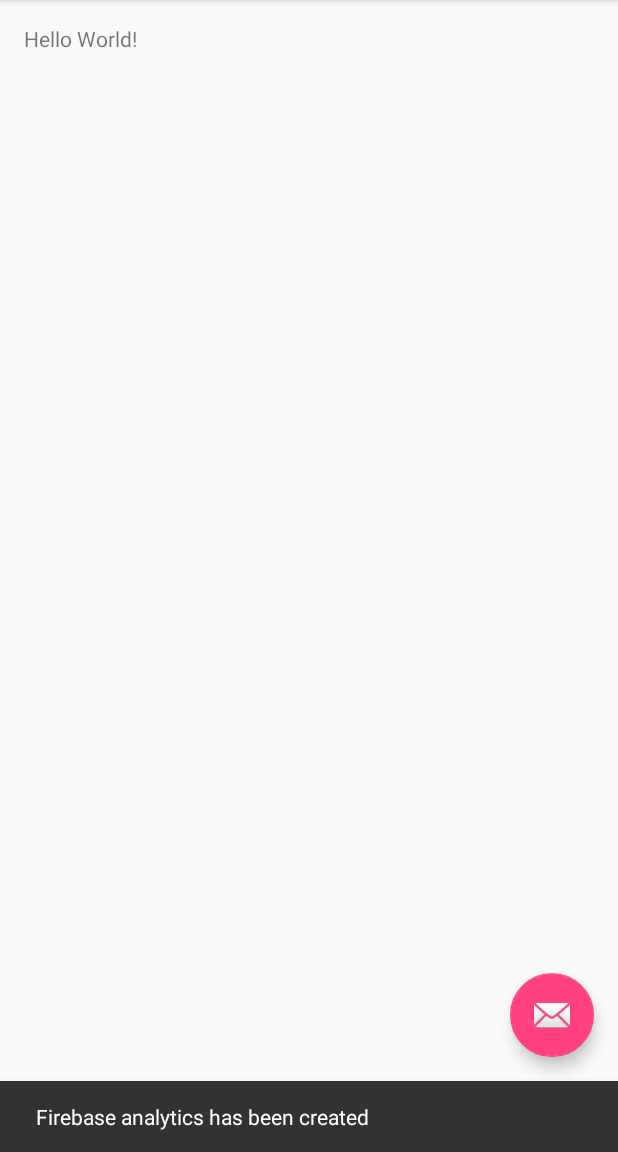
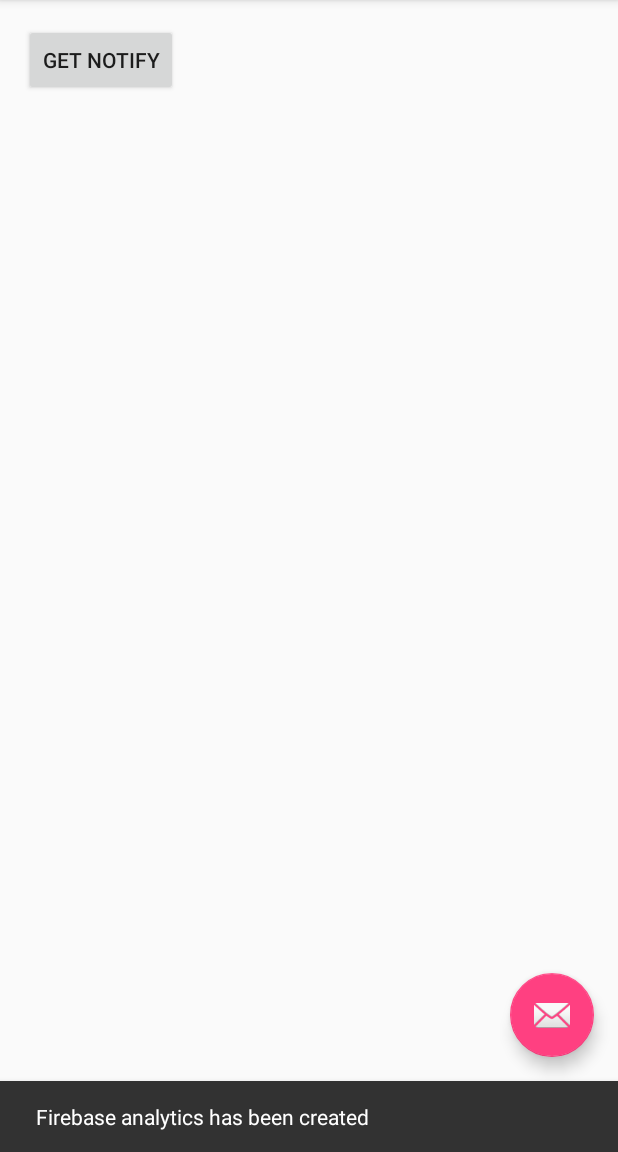
Before and after one commit to ValeryPonomarev/firebaseTest, an Android app: the screen it shows after launch (MainActivity), after a tap on an icon or button, on a phone screen of 412 x 824 dp, the part 84-1236 px from its top. Run offline under Robolectric (Android 15) with nearby library versions, the phone set to English and light mode, and no system bars.

Commit message:
firebase notifications

```diff
--- a/app/src/main/AndroidManifest.xml
+++ b/app/src/main/AndroidManifest.xml
@@ -12,6 +12,12 @@
         android:label="@string/app_name"
         android:supportsRtl="true"
         android:theme="@style/AppTheme">
+
+        <meta-data
+            android:name="com.google.firebase.messaging.default_notification_icon"
+            android:resource="@drawable/ic_notification" />
+        <meta-data android:name="com.google.firebase.messaging.default_notification_color"
+            android:resource="@color/colorAccent" />
 
         <service
             android:name=".services.MyFirebaseMessagingService">
--- a/app/src/main/res/layout/content_main.xml
+++ b/app/src/main/res/layout/content_main.xml
@@ -12,8 +12,14 @@
     tools:context="com.easysales.firebasetest.MainActivity"
     tools:showIn="@layout/activity_main">
 
-    <TextView
+    <Button
+        android:text="Get notify"
         android:layout_width="wrap_content"
         android:layout_height="wrap_content"
-        android:text="Hello World!" />
+        android:id="@+id/button_notify"
+        android:layout_alignParentTop="true"
+        android:layout_alignParentLeft="true"
+        android:layout_alignParentStart="true" />
+
+
 </RelativeLayout>
```
Also changed, not shown: app/src/main/java/com/easysales/firebasetest/MainActivity.java (+25 -0 lines), app/src/main/java/com/easysales/firebasetest/services/MyFirebaseMessagingService.java (+12 -5 lines), app/src/main/res/drawable-hdpi-v11/ic_notification.png (added), app/src/main/res/drawable-hdpi-v9/ic_notification.png (added), app/src/main/res/drawable-hdpi/ic_notification.png (added), app/src/main/res/drawable-mdpi-v11/ic_notification.png (added), app/src/main/res/drawable-mdpi-v9/ic_notification.png (added), app/src/main/res/drawable-mdpi/ic_notification.png (added), app/src/main/res/drawable-xhdpi-v11/ic_notification.png (added), app/src/main/res/drawable-xhdpi-v9/ic_notification.png (added), app/src/main/res/drawable-xhdpi/ic_notification.png (added), app/src/main/res/drawable-xxhdpi-v11/ic_notification.png (added), app/src/main/res/drawable-xxhdpi-v9/ic_notification.png (added), app/src/main/res/drawable-xxhdpi/ic_notification.png (added).
